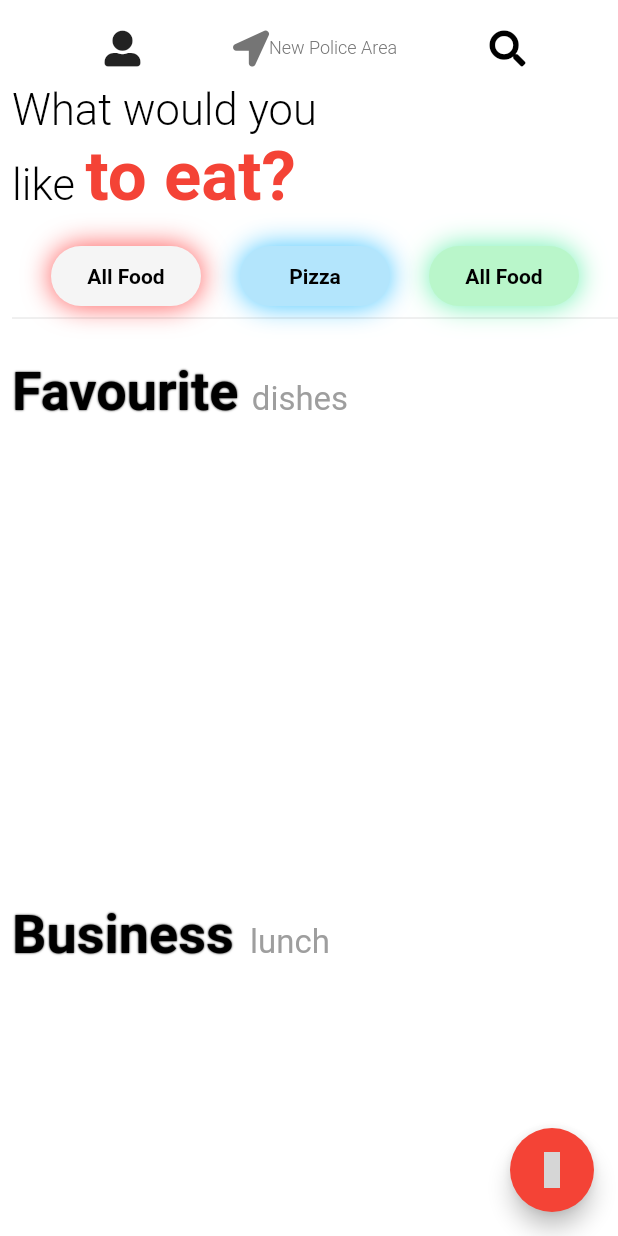
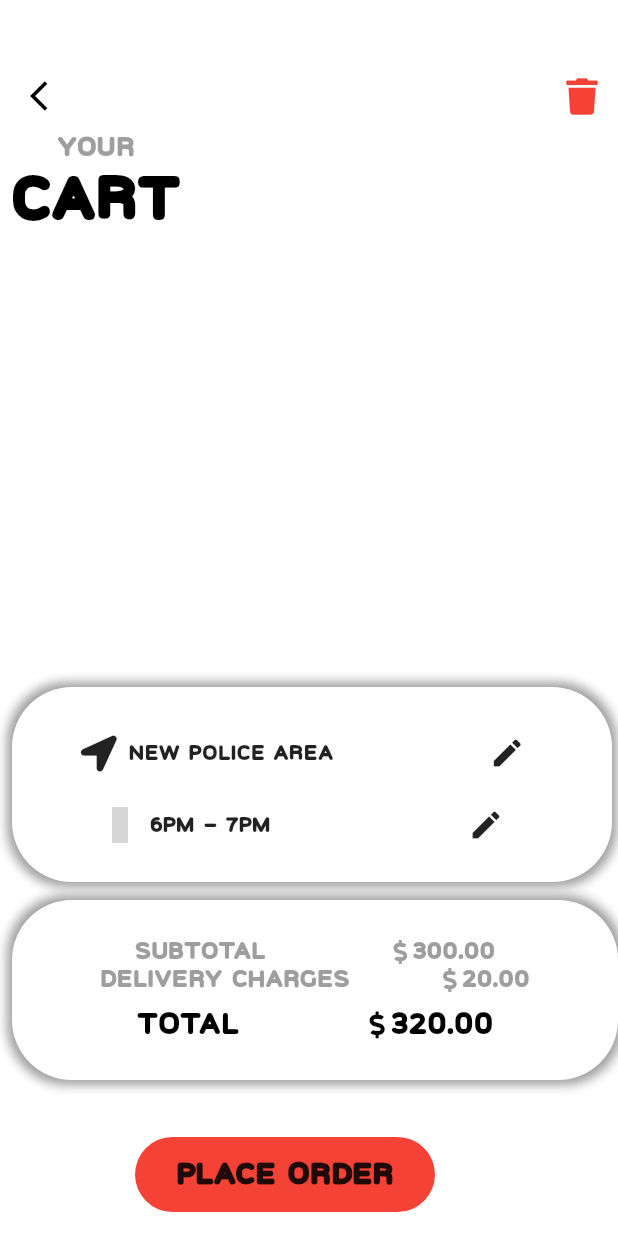
Before and after one commit to Mr-randomize/pizzato, a Flutter app: the screen it shows after launch, after a tap on an icon or button, on a phone screen of 412 x 824 dp. Run offline on Flutter 3.47's test engine with Material 2 defaults, Android fonts, the phone set to English and light mode, and no system bars; our stand-ins replace cloud_firestore, eva_icons_flutter, firebase_core, font_awesome_flutter, lottie, page_transition; accounts and stored records are empty; network calls fail; grey boxes are pictures that could not be loaded.

Commit message:
Commit shopping cart ui

```diff
--- a/lib/Helpers/footer.dart
+++ b/lib/Helpers/footer.dart
@@ -1,10 +1,18 @@
 import 'package:eva_icons_flutter/eva_icons_flutter.dart';
 import 'package:flutter/material.dart';
+import 'package:page_transition/page_transition.dart';
+import 'package:pizzato/Views/my_cart.dart';
 
 class Footers extends ChangeNotifier {
   Widget floatingActionButton(BuildContext context) {
     return FloatingActionButton(
-      onPressed: () {},
+      onPressed: () {
+        Navigator.pushReplacement(
+          context,
+          PageTransition(
+              child: MyCart(), type: PageTransitionType.rightToLeftWithFade),
+        );
+      },
       child: Icon(EvaIcons.shoppingBag),
     );
   }
--- a/lib/Helpers/headers.dart
+++ b/lib/Helpers/headers.dart
@@ -120,7 +120,7 @@ class Headers extends ChangeNotifier {
               width: 100,
               child: Center(
                 child: Text(
-                  'All Food',
+                  'Pasta',
                   style: TextStyle(
                     color: Colors.black,
                     fontWeight: FontWeight.bold,
--- a/lib/Helpers/middle.dart
+++ b/lib/Helpers/middle.dart
@@ -252,7 +252,7 @@ class MiddleHelpers extends ChangeNotifier {
                                   Text(
                                     snapshot.data[index].data()['name'],
                                     style: TextStyle(
-                                      fontSize: 20.0,
+                                      fontSize: 16.0,
                                       fontWeight: FontWeight.bold,
                                       color: Colors.black,
                                     ),
--- a/lib/Views/detailed_screen.dart
+++ b/lib/Views/detailed_screen.dart
@@ -4,6 +4,7 @@ import 'package:flutter/material.dart';
 import 'package:font_awesome_flutter/font_awesome_flutter.dart';
 import 'package:page_transition/page_transition.dart';
 import 'package:pizzato/Views/home_screen.dart';
+import 'package:pizzato/Views/my_cart.dart';
 
 class DetailedScreen extends StatefulWidget {
   final QueryDocumentSnapshot queryDocumentSnapshot;
@@ -360,7 +361,12 @@ class _DetailedScreenState extends State<DetailedScreen> {
         Stack(
           children: [
             FloatingActionButton(
-              onPressed: () {},
+              onPressed: () {
+                Navigator.pushReplacement(
+                    context,
+                    PageTransition(
+                        child: MyCart(), type: PageTransitionType.bottomToTop));
+              },
               child: Icon(
                 Icons.shopping_basket,
                 color: Colors.black,
--- /dev/null
+++ b/lib/Views/my_cart.dart
@@ -0,0 +1,287 @@
+import 'package:eva_icons_flutter/eva_icons_flutter.dart';
+import 'package:flutter/material.dart';
+
+import 'package:font_awesome_flutter/font_awesome_flutter.dart';
+import 'package:page_transition/page_transition.dart';
+import 'package:pizzato/Views/home_screen.dart';
+
+class MyCart extends StatefulWidget {
+  @override
+  _MyCartState createState() => _MyCartState();
+}
+
+class _MyCartState extends State<MyCart> {
+  @override
+  Widget build(BuildContext context) {
+    return Scaffold(
+      floatingActionButton: floatingActionButton(),
+      backgroundColor: Colors.white,
+      body: Padding(
+        padding: const EdgeInsets.only(left: 8.0),
+        child: Column(
+          mainAxisAlignment: MainAxisAlignment.start,
+          crossAxisAlignment: CrossAxisAlignment.start,
+          children: [
+            appBar(context),
+            headerText(),
+            cartData(),
+            shippingDetails(context),
+            billingData(),
+          ],
+        ),
+      ),
+    );
+  }
+
+  Widget appBar(BuildContext context) {
+    return Padding(
+      padding: const EdgeInsets.only(top: 40.0),
+      child: Row(
+        mainAxisAlignment: MainAxisAlignment.spaceBetween,
+        children: [
+          IconButton(
+              icon: Icon(
+                Icons.arrow_back_ios,
+                color: Colors.black,
+              ),
+              onPressed: () {
+                Navigator.pushReplacement(
+                  context,
+                  PageTransition(
+                      child: HomeScreen(),
+                      type: PageTransitionType.rightToLeftWithFade),
+                );
+              }),
+          IconButton(
+              icon: Icon(
+                FontAwesomeIcons.trash,
+                color: Colors.red,
+              ),
+              onPressed: () {}),
+        ],
+      ),
+    );
+  }
+
+  Widget headerText() {
+    return Column(
+      children: [
+        Text(
+          'Your',
+          style: TextStyle(
+            color: Colors.grey,
+            fontSize: 18.0,
+          ),
+        ),
+        Text(
+          'Cart',
+          style: TextStyle(
+            color: Colors.black,
+            fontSize: 40.0,
+            fontWeight: FontWeight.bold,
+          ),
+        )
+      ],
+    );
+  }
+
+  Widget cartData() {
+    return SizedBox(
+      height: 300.0,
+    );
+  }
+
+  Widget shippingDetails(BuildContext context) {
+    return Container(
+      decoration: BoxDecoration(
+          boxShadow: [
+            BoxShadow(
+              color: Colors.grey.shade500,
+              blurRadius: 5.0,
+              spreadRadius: 3,
+            )
+          ],
+          borderRadius: BorderRadius.all(Radius.circular(40.0)),
+          color: Colors.white),
+      height: 130.0,
+      width: 400.0,
+      child: Column(
+        children: [
+          Padding(
+            padding: const EdgeInsets.only(top: 20.0),
+            child: Row(
+              mainAxisAlignment: MainAxisAlignment.spaceAround,
+              children: [
+                Row(
+                  mainAxisAlignment: MainAxisAlignment.spaceAround,
+                  children: [
+                    Icon(FontAwesomeIcons.locationArrow),
+                    Padding(
+                      padding: const EdgeInsets.only(left: 8.0),
+                      child: Container(
+                        constraints: BoxConstraints(maxWidth: 250.0),
+                        child: Text("New police area"),
+                      ),
+                    ),
+                  ],
+                ),
+                IconButton(icon: Icon(Icons.edit), onPressed: () {}),
+              ],
+            ),
+          ),
+          Row(
+            mainAxisAlignment: MainAxisAlignment.spaceAround,
+            children: [
+              Row(
+                mainAxisAlignment: MainAxisAlignment.spaceAround,
+                children: [
+                  Icon(EvaIcons.clock),
+                  Padding(
+                    padding: const EdgeInsets.only(left: 8.0),
+                    child: Container(
+                      constraints: BoxConstraints(maxWidth: 250.0),
+                      child: Text("6PM - 7PM"),
+                    ),
+                  ),
+                ],
+              ),
+              IconButton(icon: Icon(Icons.edit), onPressed: () {}),
+            ],
+          )
+        ],
+      ),
+    );
+  }
+
+  Widget billingData() {
+    return Padding(
+      padding: const EdgeInsets.only(top: 12.0),
+      child: Container(
+        decoration: BoxDecoration(boxShadow: [
+          BoxShadow(
+              color: Colors.grey.shade500, blurRadius: 5, spreadRadius: 3),
+        ], borderRadius: BorderRadius.circular(40.0), color: Colors.white),
+        height: 120.0,
+        child: Column(
+          mainAxisAlignment: MainAxisAlignment.center,
+          crossAxisAlignment: CrossAxisAlignment.center,
+          children: [
+            Row(
+              mainAxisAlignment: MainAxisAlignment.spaceEvenly,
+              children: [
+                Text(
+                  'Subtotal',
+                  style: TextStyle(
+                    color: Colors.grey,
+                    fontSize: 16.0,
+                  ),
+                ),
+                Row(
+                  children: [
+                    Icon(
+                      FontAwesomeIcons.dollarSign,
+                      color: Colors.grey,
+                      size: 16,
+                    ),
+                    Text(
+                      '300.00',
+                      style: TextStyle(
+                        color: Colors.grey,
+                        fontSize: 16.0,
+                      ),
+                    )
+                  ],
+                )
+              ],
+            ),
+            Row(
+              mainAxisAlignment: MainAxisAlignment.spaceEvenly,
+              children: [
+                Text(
+                  'Delivery Charges',
+                  style: TextStyle(
+                    color: Colors.grey,
+                    fontSize: 16.0,
+                  ),
+                ),
+                Row(
+                  children: [
+                    Icon(
+                      FontAwesomeIcons.dollarSign,
+                      color: Colors.grey,
+                      size: 16,
+                    ),
+                    Text(
+                      '20.00',
+                      style: TextStyle(
+                        color: Colors.grey,
+                        fontSize: 16.0,
+                      ),
+                    )
+                  ],
+                )
+              ],
+            ),
+            Padding(
+              padding: const EdgeInsets.only(top: 8.0),
+              child: Row(
+                mainAxisAlignment: MainAxisAlignment.spaceEvenly,
+                children: [
+                  Text(
+                    'Total',
+                    style: TextStyle(
+                      color: Colors.black,
+                      fontSize: 20.0,
+                    ),
+                  ),
+                  Row(
+                    children: [
+                      Icon(
+                        FontAwesomeIcons.dollarSign,
+                        color: Colors.black,
+                        size: 18,
+                      ),
+                      Text(
+                        '320.00',
+                        style: TextStyle(
+                          color: Colors.black,
+                          fontSize: 20.0,
+                        ),
+                      )
+                    ],
+                  )
+                ],
+              ),
+            )
+          ],
+        ),
+      ),
+    );
+  }
+
+  Widget floatingActionButton() {
+    return Row(
+      mainAxisAlignment: MainAxisAlignment.spaceEvenly,
+      children: [
+        GestureDetector(
+          child: Container(
+            width: 200.0,
+            height: 50.0,
+            decoration: BoxDecoration(
+                color: Colors.red.shade500,
+                borderRadius: BorderRadius.circular(50.0)),
+            child: Center(
+              child: Text(
+                'Place Order',
+                style: TextStyle(
+                  fontSize: 20.0,
+                  fontWeight: FontWeight.w700,
+                ),
+              ),
+            ),
+          ),
+        ),
+      ],
+    );
+  }
+}
--- a/lib/main.dart
+++ b/lib/main.dart
@@ -27,6 +27,7 @@ class MyApp extends StatelessWidget {
         title: 'Pizzato',
         debugShowCheckedModeBanner: false,
         theme: ThemeData(
+          fontFamily: 'Figno',
           primarySwatch: Colors.red,
           primaryColor: Colors.redAccent,
           visualDensity: VisualDensity.adaptivePlatformDensity,
```
Also changed, not shown: pubspec.yaml (+7 -11 lines), fonts/Figno-Regular.otf (added), fonts/Kanetin.otf (added).
